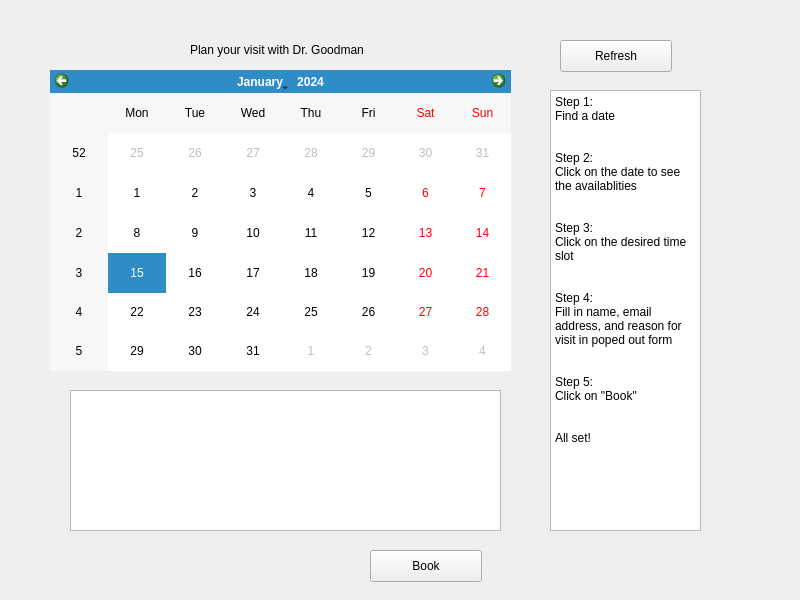
Above: mainWindow.ui from Yidhan/HCI-584-project before the change. Below: the same form after it.
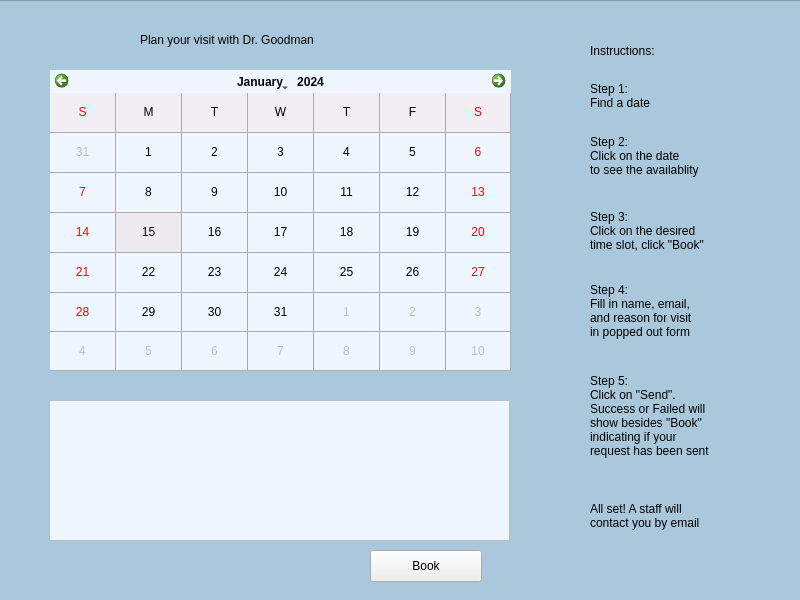
That is the form after the change.

```diff
--- a/mainWindow.ui
+++ b/mainWindow.ui
@@ -23,28 +23,28 @@
       <height>301</height>
      </rect>
     </property>
-   </widget>
-   <widget class="QListWidget" name="listWidget">
-    <property name="geometry">
-     <rect>
-      <x>70</x>
-      <y>390</y>
-      <width>431</width>
-      <height>141</height>
-     </rect>
+    <property name="styleSheet">
+     <string notr="true">background-color: rgb(239, 246, 255);
+selection-color: rgb(3, 3, 4);
+selection-background-color: rgb(237, 234, 239);
+alternate-background-color: rgb(241, 238, 244);
+gridline-color: rgb(174, 172, 176);
+font: 13pt &quot;American Typewriter&quot;;</string>
     </property>
-   </widget>
-   <widget class="QPushButton" name="refreshPushButton">
-    <property name="geometry">
-     <rect>
-      <x>560</x>
-      <y>40</y>
-      <width>112</width>
-      <height>32</height>
-     </rect>
+    <property name="firstDayOfWeek">
+     <enum>Qt::Sunday</enum>
     </property>
-    <property name="text">
-     <string>Refresh</string>
+    <property name="gridVisible">
+     <bool>true</bool>
+    </property>
+    <property name="horizontalHeaderFormat">
+     <enum>QCalendarWidget::SingleLetterDayNames</enum>
+    </property>
+    <property name="verticalHeaderFormat">
+     <enum>QCalendarWidget::NoVerticalHeader</enum>
+    </property>
+    <property name="navigationBarVisible">
+     <bool>true</bool>
     </property>
    </widget>
    <widget class="QPushButton" name="bookPushButton">
@@ -56,55 +56,48 @@
       <height>32</height>
      </rect>
     </property>
+    <property name="styleSheet">
+     <string notr="true">selection-color: rgb(0, 0, 0);
+selection-background-color: rgb(237, 234, 239);
+font: 13pt &quot;American Typewriter&quot;;</string>
+    </property>
     <property name="text">
      <string>Book</string>
     </property>
    </widget>
-   <widget class="QPlainTextEdit" name="plainTextEdit">
-    <property name="geometry">
-     <rect>
-      <x>550</x>
-      <y>90</y>
-      <width>151</width>
-      <height>441</height>
-     </rect>
-    </property>
-    <property name="plainText">
-     <string>Step 1: 
-Find a date
-
-
-Step 2: 
-Click on the date to see the availablities
-
-
-Step 3: 
-Click on the desired time slot
-
-
-Step 4: 
-Fill in name, email address, and reason for visit in poped out form
-
-
-Step 5: 
-Click on &quot;Book&quot;
-
-
-All set!</string>
-    </property>
-   </widget>
    <widget class="QLabel" name="label">
     <property name="geometry">
      <rect>
-      <x>190</x>
-      <y>40</y>
-      <width>201</width>
+      <x>140</x>
+      <y>30</y>
+      <width>391</width>
       <height>20</height>
      </rect>
     </property>
+    <property name="maximumSize">
+     <size>
+      <width>16777215</width>
+      <height>20</height>
+     </size>
+    </property>
+    <property name="styleSheet">
+     <string notr="true">font: 18pt &quot;American Typewriter&quot;;</string>
+    </property>
     <property name="text">
      <string>Plan your visit with Dr. Goodman</string>
     </property>
+    <property name="textFormat">
+     <enum>Qt::RichText</enum>
+    </property>
+    <property name="scaledContents">
+     <bool>false</bool>
+    </property>
+    <property name="wordWrap">
+     <bool>false</bool>
+    </property>
+    <property name="textInteractionFlags">
+     <set>Qt::LinksAccessibleByMouse</set>
+    </property>
    </widget>
    <widget class="QLabel" name="feedbackLabel">
     <property name="geometry">
@@ -115,10 +108,186 @@
       <height>21</height>
      </rect>
     </property>
+    <property name="styleSheet">
+     <string notr="true">font: 13pt &quot;American Typewriter&quot;;</string>
+    </property>
     <property name="text">
      <string/>
     </property>
    </widget>
+   <widget class="QLabel" name="label_2">
+    <property name="geometry">
+     <rect>
+      <x>590</x>
+      <y>80</y>
+      <width>131</width>
+      <height>31</height>
+     </rect>
+    </property>
+    <property name="styleSheet">
+     <string notr="true">font: 13pt &quot;American Typewriter&quot;;</string>
+    </property>
+    <property name="text">
+     <string>Step 1: 
+Find a date</string>
+    </property>
+   </widget>
+   <widget class="QLabel" name="label_3">
+    <property name="geometry">
+     <rect>
+      <x>590</x>
+      <y>120</y>
+      <width>131</width>
+      <height>71</height>
+     </rect>
+    </property>
+    <property name="styleSheet">
+     <string notr="true">font: 13pt &quot;American Typewriter&quot;;</string>
+    </property>
+    <property name="text">
+     <string>Step 2: 
+Click on the date 
+to see the availablity</string>
+    </property>
+   </widget>
+   <widget class="QLabel" name="label_4">
+    <property name="geometry">
+     <rect>
+      <x>590</x>
+      <y>190</y>
+      <width>141</width>
+      <height>81</height>
+     </rect>
+    </property>
+    <property name="styleSheet">
+     <string notr="true">font: 13pt &quot;American Typewriter&quot;;</string>
+    </property>
+    <property name="text">
+     <string>Step 3: 
+Click on the desired 
+time slot, click &quot;Book&quot;</string>
+    </property>
+   </widget>
+   <widget class="QLabel" name="label_5">
+    <property name="geometry">
+     <rect>
+      <x>590</x>
+      <y>260</y>
+      <width>131</width>
+      <height>101</height>
+     </rect>
+    </property>
+    <property name="styleSheet">
+     <string notr="true">font: 13pt &quot;American Typewriter&quot;;</string>
+    </property>
+    <property name="text">
+     <string>Step 4: 
+Fill in name, email,
+and reason for visit
+in popped out form</string>
+    </property>
+   </widget>
+   <widget class="QLabel" name="label_6">
+    <property name="geometry">
+     <rect>
+      <x>590</x>
+      <y>350</y>
+      <width>141</width>
+      <height>131</height>
+     </rect>
+    </property>
+    <property name="styleSheet">
+     <string notr="true">font: 13pt &quot;American Typewriter&quot;;</string>
+    </property>
+    <property name="text">
+     <string>Step 5: 
+Click on &quot;Send&quot;. 
+Success or Failed will 
+show besides &quot;Book&quot; 
+indicating if your 
+request has been sent</string>
+    </property>
+   </widget>
+   <widget class="QLabel" name="label_7">
+    <property name="geometry">
+     <rect>
+      <x>590</x>
+      <y>480</y>
+      <width>131</width>
+      <height>71</height>
+     </rect>
+    </property>
+    <property name="styleSheet">
+     <string notr="true">font: 13pt &quot;American Typewriter&quot;;</string>
+    </property>
+    <property name="text">
+     <string>All set! A staff will 
+contact you by email </string>
+    </property>
+   </widget>
+   <widget class="QLabel" name="label_8">
+    <property name="geometry">
+     <rect>
+      <x>590</x>
+      <y>40</y>
+      <width>121</width>
+      <height>21</height>
+     </rect>
+    </property>
+    <property name="styleSheet">
+     <string notr="true">font: 18pt &quot;American Typewriter&quot;;</string>
+    </property>
+    <property name="text">
+     <string>Instructions:</string>
+    </property>
+   </widget>
+   <widget class="QFrame" name="frame">
+    <property name="geometry">
+     <rect>
+      <x>-1</x>
+      <y>0</y>
+      <width>811</width>
+      <height>611</height>
+     </rect>
+    </property>
+    <property name="styleSheet">
+     <string notr="true">background-color: rgb(170, 200, 220);</string>
+    </property>
+    <property name="frameShape">
+     <enum>QFrame::StyledPanel</enum>
+    </property>
+    <property name="frameShadow">
+     <enum>QFrame::Sunken</enum>
+    </property>
+    <widget class="QListWidget" name="listWidget">
+     <property name="geometry">
+      <rect>
+       <x>50</x>
+       <y>400</y>
+       <width>461</width>
+       <height>141</height>
+      </rect>
+     </property>
+     <property name="styleSheet">
+      <string notr="true">background-color: rgb(239, 246, 255);
+selection-color: rgb(0, 0, 0);
+selection-background-color: rgb(237, 234, 239);
+font: 13pt &quot;American Typewriter&quot;;</string>
+     </property>
+    </widget>
+   </widget>
+   <zorder>frame</zorder>
+   <zorder>calendarWidget</zorder>
+   <zorder>bookPushButton</zorder>
+   <zorder>label</zorder>
+   <zorder>feedbackLabel</zorder>
+   <zorder>label_2</zorder>
+   <zorder>label_3</zorder>
+   <zorder>label_4</zorder>
+   <zorder>label_5</zorder>
+   <zorder>label_6</zorder>
+   <zorder>label_7</zorder>
+   <zorder>label_8</zorder>
   </widget>
  </widget>
  <resources/>
```
